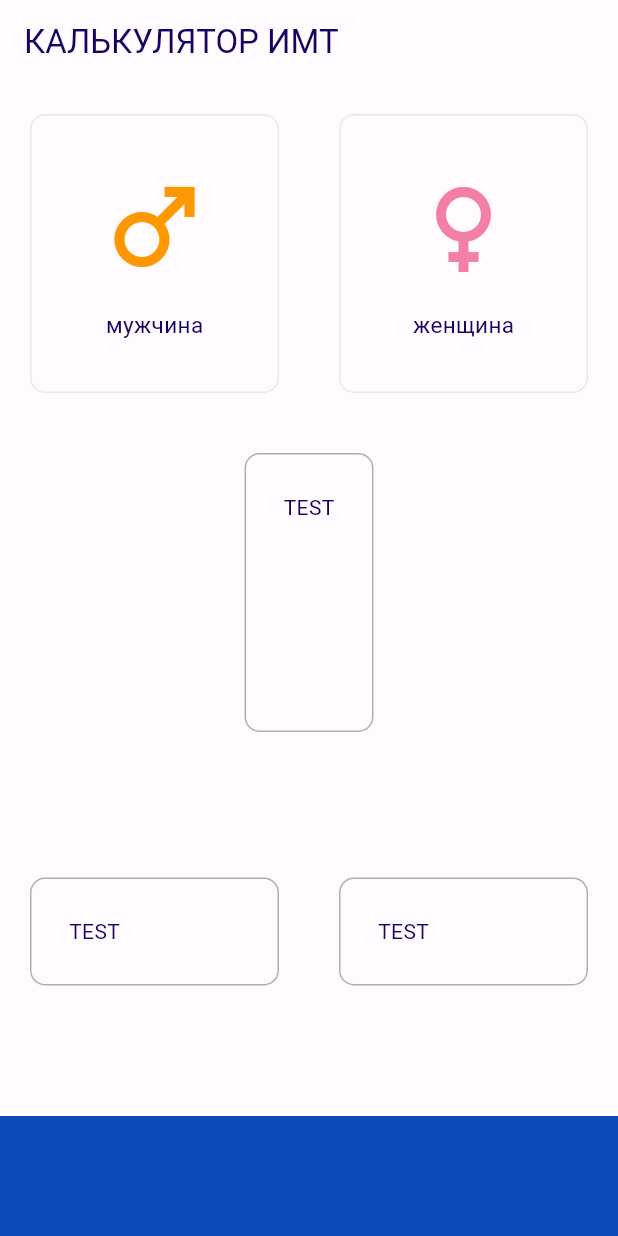
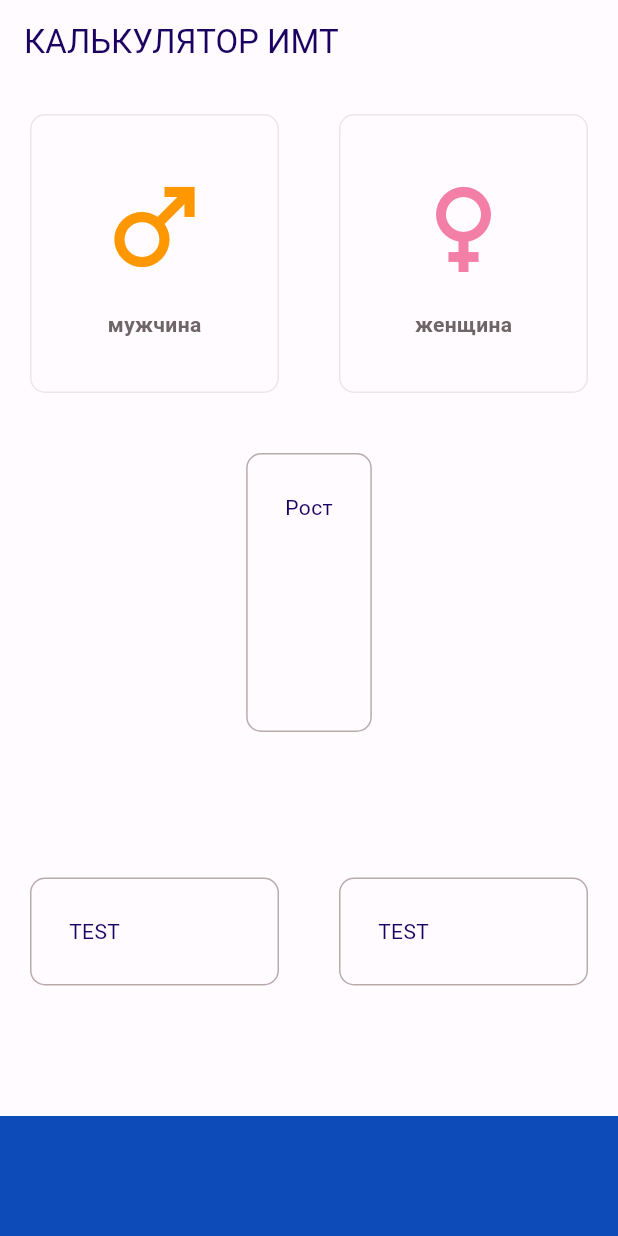
Before and after one commit to leksidev/flutter_bmi_app_by_leksiDev, a Flutter app: the screen it shows after launch, on a phone screen of 412 x 824 dp. Run offline on Flutter 3.47's test engine with Material 2 defaults, Android fonts, the phone set to English and light mode, and no system bars.

```diff
--- a/lib/card_content.dart
+++ b/lib/card_content.dart
@@ -1,4 +1,5 @@
 import 'package:flutter/material.dart';
+import 'constants.dart';
 
 class CardContent extends StatelessWidget {
   const CardContent(
@@ -23,10 +24,7 @@ class CardContent extends StatelessWidget {
         ),
         Text(
           label,
-          style: const TextStyle(
-            fontSize: 15.0,
-            // color: accentColor,
-          ),
+          style: labelTextStyle,
         ),
       ],
     );
--- a/lib/input_page.dart
+++ b/lib/input_page.dart
@@ -1,11 +1,7 @@
 import 'package:flutter/material.dart';
 import 'reusable_card.dart';
 import 'card_content.dart';
-
-const bottomContainerHight = 80.0;
-const bottomContainerColor = Color.fromARGB(255, 12, 75, 184);
-const primaryColor = Color.fromARGB(255, 186, 171, 171);
-const inactiveColor = Color.fromARGB(68, 186, 171, 171);
+import 'constants.dart';
 
 enum Gender {
   male,
@@ -82,7 +78,11 @@ class _InputPageState extends State<InputPage> {
               cardBorder: Border.all(
                 color: primaryColor,
               ),
-              cardChild: const Text("TEST"),
+              cardChild: Column(
+                children: const [
+                  Text('Рост'),
+                ],
+              ),
             ),
           ),
           Expanded(
```
